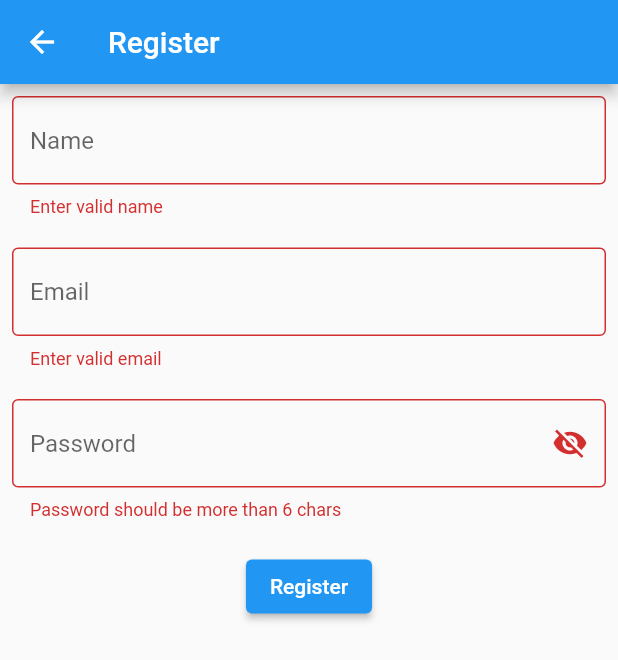
After one commit to saimadhav1825/flutter_prep, a Flutter app: the RegistrationScreen screen opened directly, after a tap on "Register", on a phone screen of 412 x 824 dp. The commit adds this screen. Shown: the top 660 px of the screen. Run offline on Flutter 3.47's test engine with Material 2 defaults, Android fonts, the phone set to English and light mode, and no system bars; our stand-ins replace floor, flutter_svg, fluttertoast, mvc_pattern, permission_handler, shared_preferences and 1 more; accounts and stored records are empty.

Commit message:
mvc pattern

```diff
--- a/lib/main.dart
+++ b/lib/main.dart
@@ -1,13 +1,11 @@
 import 'package:flutter/material.dart';
-import 'package:flutterpreparation/sampleLearn/main_screen.dart';
-import 'package:flutterpreparation/sampleLearn/splash_screen.dart';
-import 'package:flutterpreparation/samplescreenui/with_tabbar.dart';
+import 'package:flutterpreparation/mvcpattern/view/login_screen_view.dart';
 
 void main() {
   runApp(MaterialApp(
       title: "Sample App",
       initialRoute: '/',
-      routes: {'/': (context) => const SplashScreenView()},
+      routes: {'/': (context) =>  LoginScreen()},
       debugShowCheckedModeBanner: false,
       theme: ThemeData(
           primaryColor: Colors.blue, brightness: Brightness.light)));
--- /dev/null
+++ b/lib/mvcpattern/controller/registration_controller.dart
@@ -0,0 +1,23 @@
+import 'package:flutter/material.dart';
+import 'package:mvc_pattern/mvc_pattern.dart';
+
+import '../model/registration_model.dart';
+
+class RegistrationController extends ControllerMVC{
+  var scaffoldKey = GlobalKey<ScaffoldState>(); // screen
+  var formKey = GlobalKey<FormState>(); // forms
+
+  bool showPassword = false;
+
+  late RegisterModel registerModel;
+
+  RegistrationController() {
+    registerModel = RegisterModel();
+  }
+
+  register() {
+    if (formKey.currentState!.validate()) {
+      formKey.currentState!.save();
+    }
+  }
+}
--- /dev/null
+++ b/lib/mvcpattern/model/registration_model.dart
@@ -0,0 +1,5 @@
+class RegisterModel{
+  late String name;
+  late String email;
+  late String password;
+}
--- /dev/null
+++ b/lib/mvcpattern/view/registration_screen_view.dart
@@ -0,0 +1,91 @@
+import 'package:flutter/material.dart';
+import 'package:flutterpreparation/mvcpattern/controller/registration_controller.dart';
+import 'package:mvc_pattern/mvc_pattern.dart';
+
+class RegistrationScreen extends StatefulWidget {
+  const RegistrationScreen({super.key});
+
+  @override
+  _RegistrationScreenState createState() => _RegistrationScreenState();
+}
+
+class _RegistrationScreenState extends StateMVC<RegistrationScreen> {
+  final RegistrationController _registrationController = RegistrationController();
+
+  _RegistrationScreenState() : super(RegistrationController());
+
+  @override
+  Widget build(BuildContext context) {
+    return Scaffold(
+      key: _registrationController.scaffoldKey,
+      appBar: AppBar(
+        title: const Text("Register"),
+      ),
+      body: SingleChildScrollView(
+        child: Padding(
+          padding: const EdgeInsets.all(8.0),
+          child: Form(
+              key: _registrationController.formKey,
+              child: Column(
+                children: [
+                  TextFormField(
+                    validator: (item) =>
+                    item!.length > 2 ? null : "Enter valid name",
+                    onSaved: (item) =>
+                    _registrationController.registerModel.name = item!,
+                    decoration: const InputDecoration(
+                        hintText: "Name", border: OutlineInputBorder()),
+                  ),
+                  const SizedBox(
+                    height: 20,
+                  ),
+                  TextFormField(
+                    validator: (item) =>
+                    item!.contains("@") ? null : "Enter valid email",
+                    onSaved: (item) =>
+                    _registrationController.registerModel.email = item!,
+                    decoration: const InputDecoration(
+                        hintText: "Email", border: OutlineInputBorder()),
+                  ),
+                  const SizedBox(
+                    height: 20,
+                  ),
+                  TextFormField(
+                    obscureText:
+                    _registrationController.showPassword ? true : false,
+                    onSaved: (item) =>
+                    _registrationController.registerModel.password = item!,
+                    validator: (item) =>
+                    item!.length > 6
+                        ? null
+                        : "Password should be more than 6 chars",
+                    decoration: InputDecoration(
+                        hintText: "Password",
+                        border: OutlineInputBorder(),
+                        suffixIcon: IconButton(
+                            icon: Icon(_registrationController.showPassword
+                                ? Icons.visibility
+                                : Icons.visibility_off),
+                            onPressed: () {
+                              setState(() {
+                                _registrationController.showPassword =
+                                !_registrationController.showPassword;
+                              });
+                            })),
+                  ),
+                  const SizedBox(
+                    height: 20,
+                  ),
+                  ElevatedButton(
+                    onPressed: () {
+                      _registrationController.register();
+                    },
+                    child: const Text("Register"),
+                  )
+                ],
+              )),
+        ),
+      ),
+    );
+  }
+}
--- a/pubspec.yaml
+++ b/pubspec.yaml
@@ -48,6 +48,7 @@ dependencies:
   intl: ^0.17.0
   flutter_svg: ^1.1.6
   url_launcher: ^6.1.8
+  mvc_pattern: ^3.4.1
 
 
 flutter_icons:
```
Also changed, not shown: lib/mvcpattern/view/login_screen_view.dart (added, +56 -0 lines), pubspec.lock.
